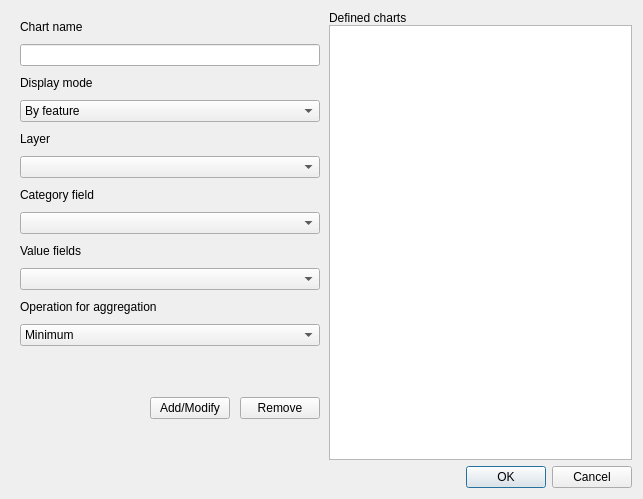
This is webappbuilder/ui_charttooldialog.ui in planetfederal/qgis-webappbuilder-plugin as Qt 5 draws it before an edit. The edited form follows.
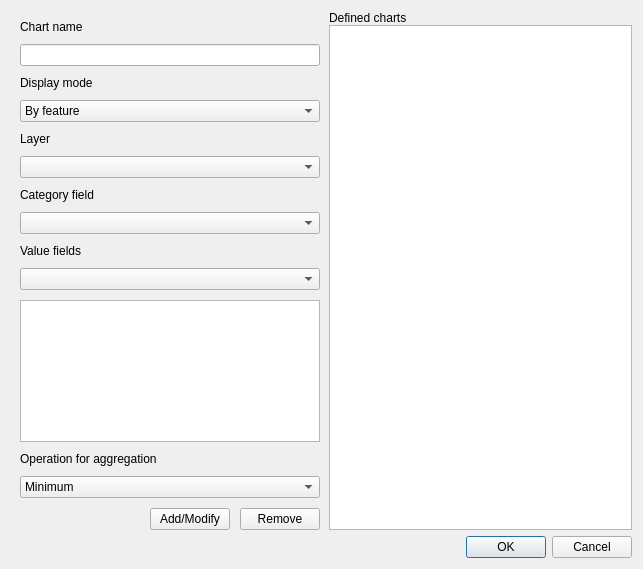
This is the edited form.

Commit message:
fixed charttools interface in osx
fixes #37

```diff
--- a/webappbuilder/ui_charttooldialog.ui
+++ b/webappbuilder/ui_charttooldialog.ui
@@ -7,7 +7,7 @@
     <x>0</x>
     <y>0</y>
     <width>643</width>
-    <height>499</height>
+    <height>569</height>
    </rect>
   </property>
   <property name="windowTitle">
@@ -125,6 +125,9 @@
        <item>
         <widget class="QComboBox" name="valueFieldsCombo"/>
        </item>
+       <item>
+        <widget class="QListView" name="valueFieldsList"/>
+       </item>
        <item>
         <widget class="QLabel" name="operationLabel">
          <property name="text">
```
The commit also changes 4 other files.
